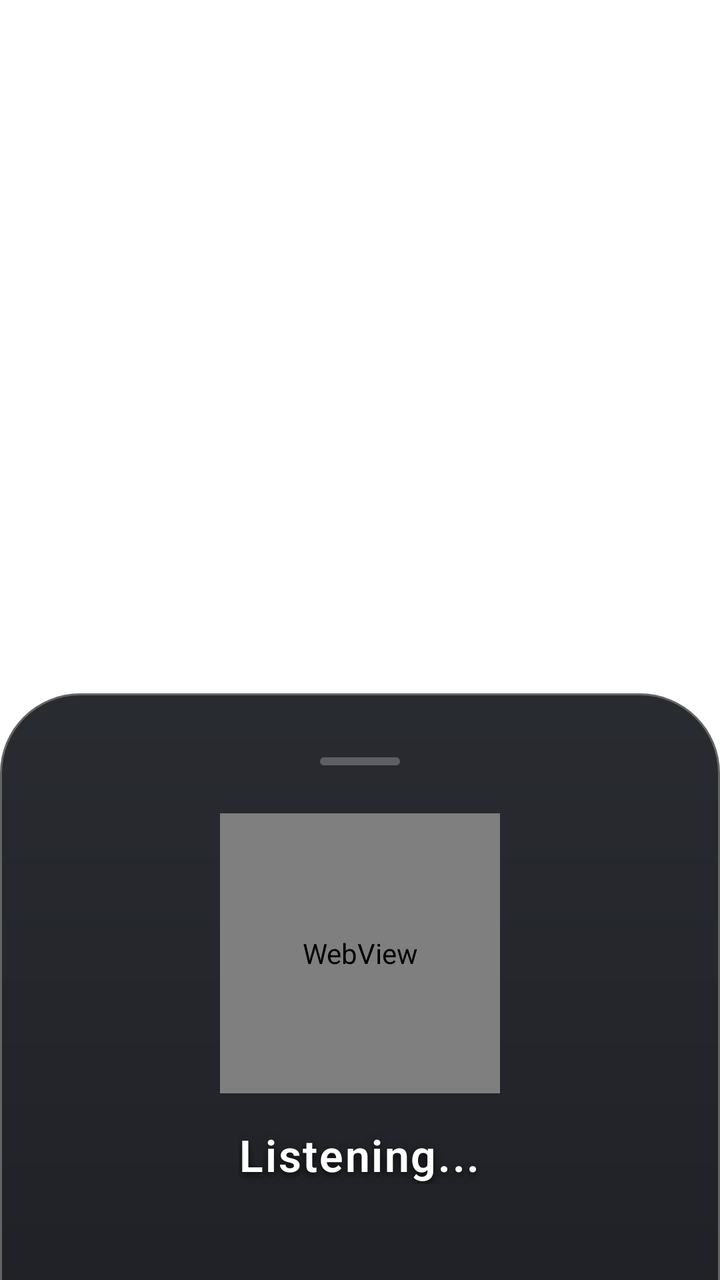
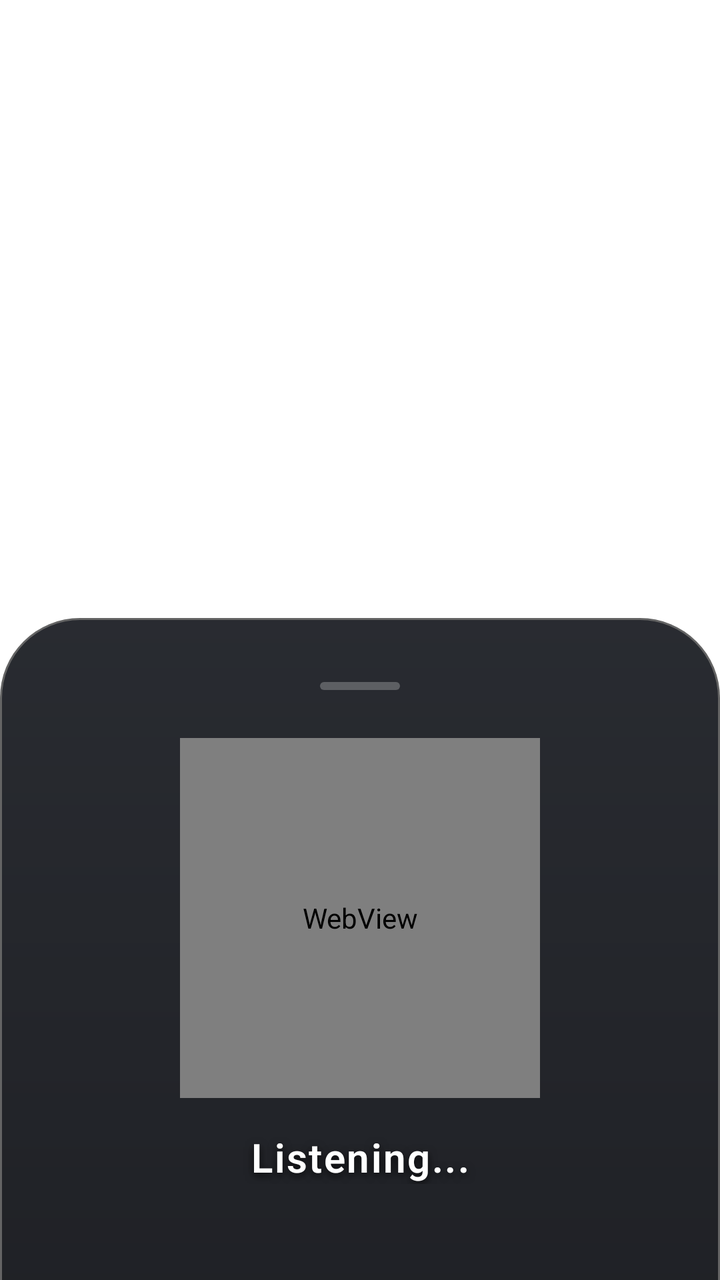

Compare the two renders of this Android layout. The source of the first and the diff that turns it into the second are given below.
<!-- AndroidManifest.xml: activity theme Theme.TransparentAssistant -->
<!-- res/layout/activity_assistant.xml -->
<?xml version="1.0" encoding="utf-8"?>
<RelativeLayout xmlns:android="http://schemas.android.com/apk/res/android"
    android:id="@+id/assistantRootLayout"
    android:layout_width="match_parent"
    android:layout_height="match_parent"
    android:background="@android:color/transparent">

    
    <LinearLayout
        android:id="@+id/dynamicPillContainer"
        android:layout_width="wrap_content"
        android:layout_height="wrap_content"
        android:layout_alignParentTop="true"
        android:layout_centerHorizontal="true"
        android:layout_marginTop="36dp"
        android:orientation="horizontal"
        android:gravity="center_vertical"
        android:background="@drawable/bg_dynamic_pill"
        android:paddingStart="18dp"
        android:paddingEnd="22dp"
        android:paddingTop="10dp"
        android:paddingBottom="10dp"
        android:elevation="32dp"
        android:visibility="gone">

        <ImageView
            android:id="@+id/pillIcon"
            android:layout_width="20dp"
            android:layout_height="20dp"
            android:layout_marginEnd="10dp"
            android:tint="#00E5FF"
            android:contentDescription="Action Icon"
            android:src="@android:drawable/ic_lock_silent_mode_off" />

        <TextView
            android:id="@+id/pillText"
            android:layout_width="wrap_content"
            android:layout_height="wrap_content"
            android:textColor="#FFFFFF"
            android:textSize="14sp"
            android:fontFamily="sans-serif-medium"
            android:letterSpacing="0.02"
            android:shadowColor="#99000000"
            android:shadowDx="0"
            android:shadowDy="2"
            android:shadowRadius="4"
            android:text="Action Executed" />
    </LinearLayout>

    
    <LinearLayout
        android:id="@+id/bottomSheetContainer"
        android:layout_width="match_parent"
        android:layout_height="wrap_content"
        android:layout_alignParentBottom="true"
        android:background="@drawable/bg_bottom_sheet_premium"
        android:gravity="center_horizontal"
        android:orientation="vertical"
        android:paddingStart="28dp"
        android:paddingTop="32dp"
        android:paddingEnd="28dp"
        android:paddingBottom="48dp"
        android:elevation="24dp">

        
        <View
            android:layout_width="40dp"
            android:layout_height="4dp"
            android:layout_gravity="center_horizontal"
            android:layout_marginBottom="24dp"
            android:background="@drawable/drag_handle_indicator" />

        
        <FrameLayout
            android:id="@+id/orbContainer"
            android:layout_width="140dp"
            android:layout_height="140dp"
            android:layout_gravity="center_horizontal">

            
            <WebView
                android:id="@+id/orbWebView"
                android:layout_width="140dp"
                android:layout_height="140dp"
                android:layout_gravity="center"
                android:background="@android:color/transparent"
                android:layerType="hardware" />
        </FrameLayout>

        
        <TextView
            android:id="@+id/statusTextView"
            android:layout_width="wrap_content"
            android:layout_height="wrap_content"
            android:layout_gravity="center_horizontal"
            android:layout_marginTop="16dp"
            android:fontFamily="sans-serif-light"
            android:gravity="center"
            android:letterSpacing="0.04"
            android:shadowColor="#CC000000"
            android:shadowDx="0"
            android:shadowDy="4"
            android:shadowRadius="10"
            android:text="Listening..."
            android:textColor="#FFFFFF"
            android:textSize="22sp"
            android:textStyle="bold" />

        
        <TextView
            android:id="@+id/subtitleTextView"
            android:layout_width="wrap_content"
            android:layout_height="wrap_content"
            android:layout_gravity="center_horizontal"
            android:layout_marginTop="8dp"
            android:fontFamily="sans-serif"
            android:gravity="center"
            android:letterSpacing="0.02"
            android:shadowColor="#66000000"
            android:shadowDx="0"
            android:shadowDy="2"
            android:shadowRadius="4"
            android:text=""
            android:textColor="#B300E5FF"
            android:textSize="14sp"
            android:visibility="gone" />

    </LinearLayout>

</RelativeLayout>
<!-- resources referenced by this layout -->
<resources>
  <!-- drawable bg_bottom_sheet_premium (drawable) -->
  <?xml version="1.0" encoding="utf-8"?>
  <layer-list xmlns:android="http://schemas.android.com/apk/res/android">
  
      
      <item>
          <shape android:shape="rectangle">
              <corners
                  android:topLeftRadius="40dp"
                  android:topRightRadius="40dp" />
              <stroke
                  android:width="1.5dp"
                  android:color="#66FFFFFF" />
              <solid android:color="#00000000" />
          </shape>
      </item>
  
      
      <item>
          <shape android:shape="rectangle">
              <corners
                  android:topLeftRadius="40dp"
                  android:topRightRadius="40dp" />
              <solid android:color="#A6121212" />
          </shape>
      </item>
  
      
      <item
          android:top="1dp"
          android:left="1dp"
          android:right="1dp">
          <shape android:shape="rectangle">
              <corners
                  android:topLeftRadius="39dp"
                  android:topRightRadius="39dp" />
              <gradient
                  android:type="linear"
                  android:startColor="#CC1A1D24"
                  android:endColor="#CC0F1117"
                  android:angle="270" />
          </shape>
      </item>
  
  </layer-list>
  <!-- drawable bg_dynamic_pill (drawable) -->
  <?xml version="1.0" encoding="utf-8"?>
  <layer-list xmlns:android="http://schemas.android.com/apk/res/android">
      
      <item>
          <shape android:shape="rectangle">
              <corners android:radius="26dp" />
              <stroke
                  android:width="1.2dp"
                  android:color="#55FFFFFF" />
              <solid android:color="#00000000" />
          </shape>
      </item>
  
      
      <item
          android:top="1dp"
          android:bottom="1dp"
          android:left="1dp"
          android:right="1dp">
          <shape android:shape="rectangle">
              <corners android:radius="25dp" />
              <gradient
                  android:type="linear"
                  android:startColor="#E6181B22"
                  android:endColor="#E60D0F14"
                  android:angle="270" />
          </shape>
      </item>
  </layer-list>
  <!-- drawable drag_handle_indicator (drawable) -->
  <?xml version="1.0" encoding="utf-8"?>
  <shape xmlns:android="http://schemas.android.com/apk/res/android"
      android:shape="rectangle">
      <solid android:color="#40FFFFFF" />
      <corners android:radius="4dp" />
  </shape>
  <style name="Theme.TransparentAssistant" parent="Theme.AppCompat.NoActionBar">
          <item name="android:windowBackground">@android:color/transparent</item>
          <item name="android:colorBackground">@android:color/transparent</item>
          <item name="android:colorBackgroundCacheHint">@null</item>
          <item name="android:windowIsTranslucent">true</item>
          <item name="android:windowContentOverlay">@null</item>
          <item name="android:windowNoTitle">true</item>
          <item name="android:backgroundDimEnabled">true</item>
          <item name="android:backgroundDimAmount">0.40</item>
          <item name="android:windowDrawsSystemBarBackgrounds">true</item>
          <item name="android:statusBarColor">@android:color/transparent</item>
          <item name="android:navigationBarColor">@android:color/transparent</item>
          <item name="android:windowAnimationStyle">@android:style/Animation</item>
      </style>
</resources>

<!-- the commit's change to res/layout/activity_assistant.xml (unified diff, before → after) -->
@@ -73,38 +73,48 @@
         
         <FrameLayout
             android:id="@+id/orbContainer"
-            android:layout_width="140dp"
-            android:layout_height="140dp"
+            android:layout_width="180dp"
+            android:layout_height="180dp"
             android:layout_gravity="center_horizontal">
 
             
             <WebView
                 android:id="@+id/orbWebView"
-                android:layout_width="140dp"
-                android:layout_height="140dp"
+                android:layout_width="180dp"
+                android:layout_height="180dp"
                 android:layout_gravity="center"
                 android:background="@android:color/transparent"
                 android:layerType="hardware" />
         </FrameLayout>
 
         
-        <TextView
-            android:id="@+id/statusTextView"
-            android:layout_width="wrap_content"
+        <ScrollView
+            android:id="@+id/statusScrollView"
+            android:layout_width="match_parent"
             android:layout_height="wrap_content"
-            android:layout_gravity="center_horizontal"
             android:layout_marginTop="16dp"
-            android:fontFamily="sans-serif-light"
-            android:gravity="center"
-            android:letterSpacing="0.04"
-            android:shadowColor="#CC000000"
-            android:shadowDx="0"
-            android:shadowDy="4"
-            android:shadowRadius="10"
-            android:text="Listening..."
-            android:textColor="#FFFFFF"
-            android:textSize="22sp"
-            android:textStyle="bold" />
+            android:scrollbars="vertical"
+            android:fadeScrollbars="true"
+            android:overScrollMode="ifContentScrolls">
+
+            
+            <TextView
+                android:id="@+id/statusTextView"
+                android:layout_width="match_parent"
+                android:layout_height="wrap_content"
+                android:layout_gravity="center_horizontal"
+                android:fontFamily="sans-serif-light"
+                android:gravity="center"
+                android:letterSpacing="0.04"
+                android:shadowColor="#CC000000"
+                android:shadowDx="0"
+                android:shadowDy="4"
+                android:shadowRadius="10"
+                android:text="Listening..."
+                android:textColor="#FFFFFF"
+                android:textSize="20sp"
+                android:textStyle="bold" />
+        </ScrollView>
 
         
         <TextView
